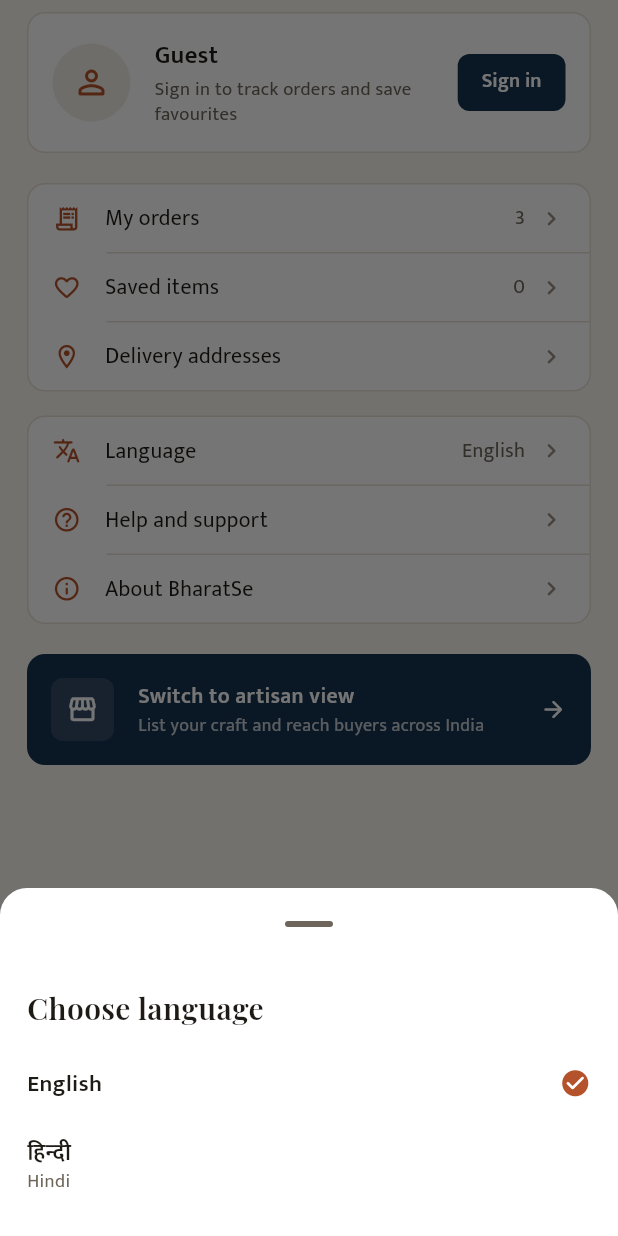
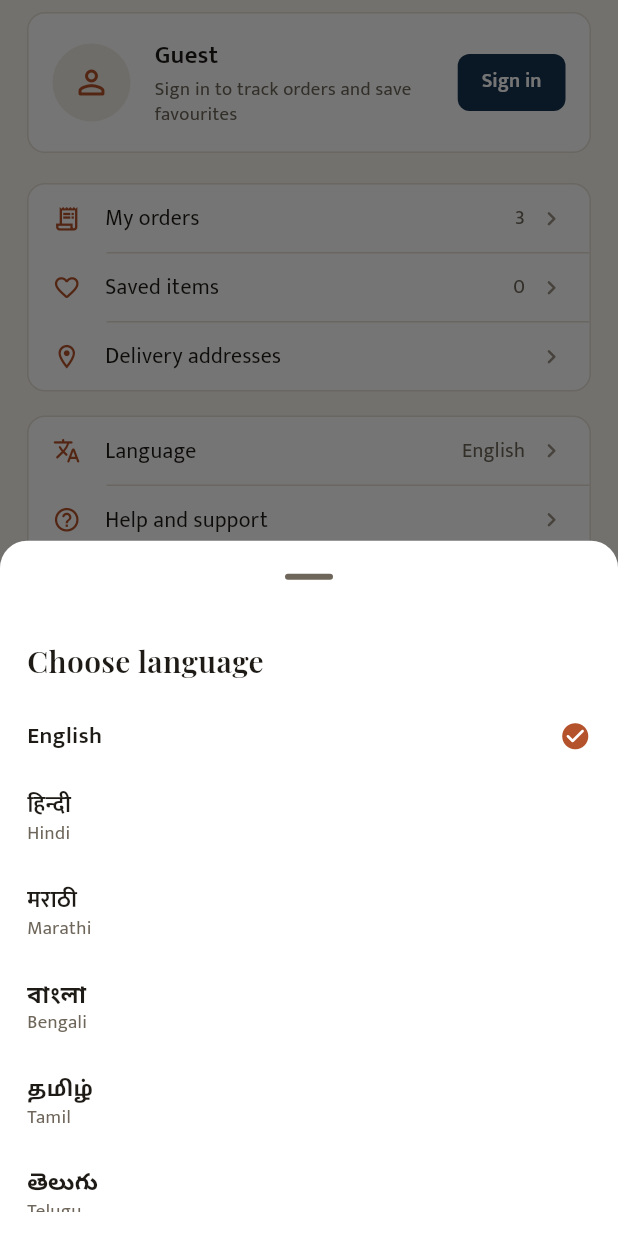
Before and after one commit to KabirKhanuja/BharatSe, a Flutter app: the ProfileScreen widget shown alone on an empty page, opened directly, after a tap on "Sign in", after a tap on the "logout" icon, after a tap on "Language", on a phone screen of 412 x 824 dp. Run offline on Flutter 3.47's test engine with Material 3 defaults, Android fonts, the phone set to English and light mode, and no system bars; our stand-ins replace connectivity_plus, drift, drift_flutter, image_picker, path_drawing, speech_to_text; missing offline and left inert: record; accounts and stored records are empty; generated files the repository leaves out were written again; network calls fail.

Commit message:
added language support 10 -
English
Hindi
Marathi
Bengali
Tamil
Telugu
Gujarati
Kannada
Odia
Punjabi

```diff
--- a/app/lib/features/buyer/profile/profile_screen.dart
+++ b/app/lib/features/buyer/profile/profile_screen.dart
@@ -12,24 +12,36 @@ class ProfileScreen extends StatelessWidget {
   @override
   Widget build(BuildContext context) {
     final app = context.app;
-    final s = context.s;
+    final s = ProfileStrings.of(app.lang);
 
     return ListView(
-      padding: const EdgeInsets.fromLTRB(Gap.page, Gap.sm, Gap.page, Gap.section),
+      padding: const EdgeInsets.fromLTRB(
+        Gap.page,
+        Gap.sm,
+        Gap.page,
+        Gap.section,
+      ),
       children: [
         _IdentityCard(),
         const SizedBox(height: Gap.xl),
-        _Group(children: [
-          _Tile(icon: Icons.receipt_long_outlined, label: s.myOrders, trailingText: '3'),
+        _Group(
+          children: [
+            _Tile(
+              icon: Icons.receipt_long_outlined,
+              label: s.myOrders,
+              trailingText: '3',
+            ),
             _Tile(
               icon: Icons.favorite_border_rounded,
               label: s.wishlist,
               trailingText: '${app.saved.length}',
             ),
             _Tile(icon: Icons.location_on_outlined, label: s.addresses),
-        ]),
+          ],
+        ),
         const SizedBox(height: Gap.lg),
-        _Group(children: [
+        _Group(
+          children: [
             _Tile(
               icon: Icons.translate_rounded,
               label: s.language,
@@ -38,7 +50,8 @@ class ProfileScreen extends StatelessWidget {
             ),
             _Tile(icon: Icons.help_outline_rounded, label: s.help),
             _Tile(icon: Icons.info_outline_rounded, label: s.about),
-        ]),
+          ],
+        ),
         const SizedBox(height: Gap.xl),
         _SellerCard(onTap: onSwitchToSeller),
       ],
@@ -47,23 +60,39 @@ class ProfileScreen extends StatelessWidget {
 
   static Future<void> _pickLanguage(BuildContext context) async {
     final app = context.app;
+    final copy = ProfileStrings.of(app.lang);
     await showModalBottomSheet<void>(
       context: context,
       backgroundColor: AppColors.white,
       shape: const RoundedRectangleBorder(
         borderRadius: BorderRadius.vertical(top: Radius.circular(18)),
       ),
-      builder: (sheetContext) => SafeArea(
+      builder: (sheetContext) {
+        final height = (MediaQuery.sizeOf(sheetContext).height * 0.8)
+            .clamp(320.0, 560.0)
+            .toDouble();
+
+        return SafeArea(
+          child: SizedBox(
+            height: height,
             child: Padding(
-          padding: const EdgeInsets.fromLTRB(Gap.page, Gap.xl, Gap.page, Gap.lg),
+              padding: const EdgeInsets.fromLTRB(
+                Gap.page,
+                Gap.xl,
+                Gap.page,
+                Gap.lg,
+              ),
               child: Column(
-            mainAxisSize: MainAxisSize.min,
                 crossAxisAlignment: CrossAxisAlignment.start,
                 children: [
-              Text(app.s.chooseLanguage, style: AppText.sectionTitleEn),
+                  Text(copy.chooseLanguage, style: AppText.sectionTitleEn),
                   const SizedBox(height: Gap.lg),
-              for (final lang in Lang.values)
-                InkWell(
+                  Expanded(
+                    child: ListView.builder(
+                      itemCount: Lang.values.length,
+                      itemBuilder: (context, index) {
+                        final lang = Lang.values[index];
+                        return InkWell(
                   onTap: () {
                     app.setLang(lang);
                     Navigator.of(sheetContext).pop();
@@ -77,25 +106,37 @@ class ProfileScreen extends StatelessWidget {
                           child: Column(
                             crossAxisAlignment: CrossAxisAlignment.start,
                             children: [
-                              Text(lang.nativeName,
-                                  style: AppText.body(15.5,
-                                      weight: FontWeight.w600)),
+                              Text(
+                                lang.nativeName,
+                                style: AppText.body(
+                                  15.5,
+                                  weight: FontWeight.w600,
+                                ),
+                              ),
                               if (lang.nativeName != lang.englishName)
                                 Text(lang.englishName, style: AppText.caption),
                             ],
                           ),
                         ),
                         if (app.lang == lang)
-                          const Icon(Icons.check_circle_rounded,
-                              color: AppColors.terracotta, size: 21),
+                          const Icon(
+                            Icons.check_circle_rounded,
+                            color: AppColors.terracotta,
+                            size: 21,
+                          ),
                       ],
                     ),
+                  ),
+                        );
+                      },
                     ),
                   ),
                 ],
               ),
             ),
           ),
+        );
+      },
     );
   }
 }
@@ -104,7 +145,7 @@ class _IdentityCard extends StatelessWidget {
   @override
   Widget build(BuildContext context) {
     final app = context.app;
-    final s = context.s;
+    final s = ProfileStrings.of(app.lang);
     final signedIn = app.signedIn;
 
     return Container(
@@ -130,11 +171,15 @@ class _IdentityCard extends StatelessWidget {
             child: Column(
               crossAxisAlignment: CrossAxisAlignment.start,
               children: [
-                Text(signedIn ? (app.name ?? '') : s.guestName,
-                    style: AppText.body(16.5, weight: FontWeight.w600)),
+                Text(
+                  signedIn ? (app.name ?? '') : s.guestName,
+                  style: AppText.body(16.5, weight: FontWeight.w600),
+                ),
                 const SizedBox(height: 2),
-                Text(signedIn ? '+91 98••• ••210' : s.guestSub,
-                    style: AppText.caption),
+                Text(
+                  signedIn ? '+91 98••• ••210' : s.guestSub,
+                  style: AppText.caption,
+                ),
               ],
             ),
           ),
@@ -147,9 +192,14 @@ class _IdentityCard extends StatelessWidget {
                 padding: const EdgeInsets.symmetric(horizontal: Gap.lg),
                 shape: const RoundedRectangleBorder(borderRadius: Radii.sm),
               ),
-              child: Text(s.signIn,
-                  style: AppText.body(13.5,
-                      weight: FontWeight.w600, color: AppColors.white)),
+              child: Text(
+                s.signIn,
+                style: AppText.body(
+                  13.5,
+                  weight: FontWeight.w600,
+                  color: AppColors.white,
+                ),
+              ),
             )
           else
             IconButton(
@@ -207,18 +257,26 @@ class _Tile extends StatelessWidget {
     return InkWell(
       onTap: onTap,
       child: Padding(
-        padding: const EdgeInsets.symmetric(horizontal: Gap.lg, vertical: Gap.md),
+        padding: const EdgeInsets.symmetric(
+          horizontal: Gap.lg,
+          vertical: Gap.md,
+        ),
         child: Row(
           children: [
             Icon(icon, size: 19, color: AppColors.terracotta),
             const SizedBox(width: Gap.lg),
             Expanded(child: Text(label, style: AppText.body(14.5))),
             if (trailingText != null)
-              Text(trailingText!,
-                  style: AppText.body(13.5, color: AppColors.inkMuted)),
+              Text(
+                trailingText!,
+                style: AppText.body(13.5, color: AppColors.inkMuted),
+              ),
             const SizedBox(width: Gap.sm),
-            const Icon(Icons.chevron_right_rounded,
-                size: 19, color: AppColors.inkFaint),
+            const Icon(
+              Icons.chevron_right_rounded,
+              size: 19,
+              color: AppColors.inkFaint,
+            ),
           ],
         ),
       ),
@@ -234,7 +292,7 @@ class _SellerCard extends StatelessWidget {
 
   @override
   Widget build(BuildContext context) {
-    final s = context.s;
+    final s = ProfileStrings.of(context.app.lang);
     return GestureDetector(
       onTap: onTap,
       child: Container(
@@ -252,27 +310,42 @@ class _SellerCard extends StatelessWidget {
                 color: AppColors.white.withValues(alpha: 0.12),
                 borderRadius: Radii.sm,
               ),
-              child: const Icon(Icons.storefront_outlined,
-                  color: AppColors.white, size: 21),
+              child: const Icon(
+                Icons.storefront_outlined,
+                color: AppColors.white,
+                size: 21,
+              ),
             ),
             const SizedBox(width: Gap.lg),
             Expanded(
               child: Column(
                 crossAxisAlignment: CrossAxisAlignment.start,
                 children: [
-                  Text(s.switchToSeller,
-                      style: AppText.body(14.5,
-                          weight: FontWeight.w600, color: AppColors.white)),
+                  Text(
+                    s.switchToSeller,
+                    style: AppText.body(
+                      14.5,
+                      weight: FontWeight.w600,
+                      color: AppColors.white,
+                    ),
+                  ),
                   const SizedBox(height: 2),
-                  Text(s.sellerModeSub,
-                      style: AppText.body(12,
+                  Text(
+                    s.sellerModeSub,
+                    style: AppText.body(
+                      12,
                       color: AppColors.white.withValues(alpha: 0.75),
-                          height: 1.3)),
+                      height: 1.3,
+                    ),
+                  ),
                 ],
               ),
             ),
-            const Icon(Icons.arrow_forward_rounded,
-                size: 18, color: AppColors.white),
+            const Icon(
+              Icons.arrow_forward_rounded,
+              size: 18,
+              color: AppColors.white,
+            ),
           ],
         ),
       ),
--- a/app/lib/l10n/lang.dart
+++ b/app/lib/l10n/lang.dart
@@ -5,7 +5,15 @@
 /// translated only where we have reviewed the wording.
 enum Lang {
   en('English', 'English'),
-  hi('हिन्दी', 'Hindi');
+  hi('हिन्दी', 'Hindi'),
+  mr('मराठी', 'Marathi'),
+  bn('বাংলা', 'Bengali'),
+  ta('தமிழ்', 'Tamil'),
+  te('తెలుగు', 'Telugu'),
+  gu('ગુજરાતી', 'Gujarati'),
+  kn('ಕನ್ನಡ', 'Kannada'),
+  od('ଓଡ଼ିଆ', 'Odia'),
+  pa('ਪੰਜਾਬੀ', 'Punjabi');
 
   const Lang(this.nativeName, this.englishName);
 
@@ -24,3 +32,202 @@ class T {
 
   String call(Lang lang) => lang == Lang.hi ? hi : en;
 }
+
+class ProfileStrings {
+  const ProfileStrings({
+    required this.myOrders,
+    required this.wishlist,
+    required this.addresses,
+    required this.language,
+    required this.help,
+    required this.about,
+    required this.switchToSeller,
+    required this.sellerModeSub,
+    required this.chooseLanguage,
+    required this.guestName,
+    required this.guestSub,
+    required this.signIn,
+  });
+
+  final String myOrders;
+  final String wishlist;
+  final String addresses;
+  final String language;
+  final String help;
+  final String about;
+  final String switchToSeller;
+  final String sellerModeSub;
+  final String chooseLanguage;
+  final String guestName;
+  final String guestSub;
+  final String signIn;
+
+  static const en = ProfileStrings(
+    myOrders: 'My orders',
+    wishlist: 'Saved items',
+    addresses: 'Delivery addresses',
+    language: 'Language',
+    help: 'Help and support',
+    about: 'About BharatSe',
+    switchToSeller: 'Switch to artisan view',
+    sellerModeSub: 'List your craft and reach buyers across India',
+    chooseLanguage: 'Choose language',
+    guestName: 'Guest',
+    guestSub: 'Sign in to track orders and save favourites',
+    signIn: 'Sign in',
+  );
+
+  static const hi = ProfileStrings(
+    myOrders: 'मेरे ऑर्डर',
+    wishlist: 'सहेजी गई चीज़ें',
+    addresses: 'डिलीवरी पते',
+    language: 'भाषा',
+    help: 'मदद और सहायता',
+    about: 'BharatSe के बारे में',
+    switchToSeller: 'कारीगर व्यू पर जाएँ',
+    sellerModeSub: 'अपना शिल्प डालें और पूरे भारत तक पहुँचें',
+    chooseLanguage: 'भाषा चुनें',
+    guestName: 'अतिथि',
+    guestSub: 'ऑर्डर देखने और पसंद सहेजने के लिए साइन इन करें',
+    signIn: 'साइन इन करें',
+  );
+
+  static const mr = ProfileStrings(
+    myOrders: 'माझ्या ऑर्डर्स',
+    wishlist: 'जतन केलेल्या वस्तू',
+    addresses: 'डिलिव्हरीचे पत्ते',
+    language: 'भाषा',
+    help: 'मदत आणि सहाय्य',
+    about: 'BharatSe विषयी',
+    switchToSeller: 'कारागीर दृश्यावर जा',
+    sellerModeSub: 'तुमची कला दाखवा आणि संपूर्ण भारतातील ग्राहकांपर्यंत पोहोचा',
+    chooseLanguage: 'भाषा निवडा',
+    guestName: 'पाहुणे',
+    guestSub: 'ऑर्डर पाहण्यासाठी आणि आवडीच्या वस्तू जतन करण्यासाठी साइन इन करा',
+    signIn: 'साइन इन करा',
+  );
+
+  static const bn = ProfileStrings(
+    myOrders: 'আমার অর্ডার',
+    wishlist: 'সংরক্ষিত পণ্য',
+    addresses: 'ডেলিভারি ঠিকানা',
+    language: 'ভাষা',
+    help: 'সাহায্য ও সহায়তা',
+    about: 'BharatSe সম্পর্কে',
+    switchToSeller: 'কারিগর ভিউতে যান',
+    sellerModeSub:
+        'আপনার কারুশিল্প তালিকাভুক্ত করে সারা ভারতের ক্রেতাদের কাছে পৌঁছান',
+    chooseLanguage: 'ভাষা নির্বাচন করুন',
+    guestName: 'অতিথি',
+    guestSub: 'অর্ডার দেখতে এবং পছন্দের জিনিস সংরক্ষণ করতে সাইন ইন করুন',
+    signIn: 'সাইন ইন করুন',
+  );
+
+  static const ta = ProfileStrings(
+    myOrders: 'எனது ஆர்டர்கள்',
+    wishlist: 'சேமித்த பொருட்கள்',
+    addresses: 'டெலிவரி முகவரிகள்',
+    language: 'மொழி',
+    help: 'உதவி மற்றும் ஆதரவு',
+    about: 'BharatSe பற்றி',
+    switchToSeller: 'கைவினைஞர் பார்வைக்கு மாறவும்',
+    sellerModeSub:
+        'உங்கள் கைவினையைப் பட்டியலிட்டு இந்தியா முழுவதும் வாங்குபவர்களை அடையுங்கள்',
+    chooseLanguage: 'மொழியைத் தேர்ந்தெடுக்கவும்',
+    guestName: 'விருந்தினர்',
+    guestSub:
+        'ஆர்டர்களைக் கண்காணிக்கவும் பிடித்தவற்றைச் சேமிக்கவும் உள்நுழையவும்',
+    signIn: 'உள்நுழைக',
+  );
+
+  static const te = ProfileStrings(
+    myOrders: 'నా ఆర్డర్లు',
+    wishlist: 'దాచిన వస్తువులు',
+    addresses: 'డెలివరీ చిరునామాలు',
+    language: 'భాష',
+    help: 'సహాయం మరియు మద్దతు',
+    about: 'BharatSe గురించి',
+    switchToSeller: 'కళాకారుల వీక్షణకు మారండి',
+    sellerModeSub: 'మీ కళను జాబితా చేసి భారతదేశంలోని కొనుగోలుదారులను చేరుకోండి',
+    chooseLanguage: 'భాషను ఎంచుకోండి',
+    guestName: 'అతిథి',
+    guestSub:
+        'ఆర్డర్లను చూడటానికి మరియు ఇష్టమైన వాటిని దాచుకోవడానికి సైన్ ఇన్ చేయండి',
+    signIn: 'సైన్ ఇన్',
+  );
+
+  static const gu = ProfileStrings(
+    myOrders: 'મારા ઓર્ડર',
+    wishlist: 'સાચવેલી વસ્તુઓ',
+    addresses: 'ડિલિવરી સરનામાં',
+    language: 'ભાષા',
+    help: 'મદદ અને સહાય',
+    about: 'BharatSe વિશે',
+    switchToSeller: 'કારીગર વ્યૂ પર જાઓ',
+    sellerModeSub: 'તમારી કળા મૂકો અને સમગ્ર ભારતના ખરીદદારો સુધી પહોંચો',
+    chooseLanguage: 'ભાષા પસંદ કરો',
+    guestName: 'મહેમાન',
+    guestSub: 'ઓર્ડર જોવા અને પસંદની વસ્તુઓ સાચવવા સાઇન ઇન કરો',
+    signIn: 'સાઇન ઇન કરો',
+  );
+
+  static const kn = ProfileStrings(
+    myOrders: 'ನನ್ನ ಆರ್ಡರ್‌ಗಳು',
+    wishlist: 'ಉಳಿಸಿದ ವಸ್ತುಗಳು',
+    addresses: 'ಡೆಲಿವರಿ ವಿಳಾಸಗಳು',
+    language: 'ಭಾಷೆ',
+    help: 'ಸಹಾಯ ಮತ್ತು ಬೆಂಬಲ',
+    about: 'BharatSe ಕುರಿತು',
+    switchToSeller: 'ಕುಶಲಕರ್ಮಿ ವೀಕ್ಷಣೆಗೆ ಬದಲಿಸಿ',
+    sellerModeSub: 'ನಿಮ್ಮ ಕರಕುಶಲವನ್ನು ಪಟ್ಟಿ ಮಾಡಿ ಭಾರತದಾದ್ಯಂತ ಗ್ರಾಹಕರನ್ನು ತಲುಪಿ',
+    chooseLanguage: 'ಭಾಷೆಯನ್ನು ಆಯ್ಕೆಮಾಡಿ',
+    guestName: 'ಅತಿಥಿ',
+    guestSub:
+        'ಆರ್ಡರ್‌ಗಳನ್ನು ನೋಡಲು ಮತ್ತು ಇಷ್ಟದ ವಸ್ತುಗಳನ್ನು ಉಳಿಸಲು ಸೈನ್ ಇನ್ ಮಾಡಿ',
+    signIn: 'ಸೈನ್ ಇನ್',
+  );
+
+  static const od = ProfileStrings(
+    myOrders: 'ମୋ ଅର୍ଡର',
+    wishlist: 'ସଞ୍ଚିତ ଜିନିଷ',
+    addresses: 'ଡେଲିଭରି ଠିକଣା',
+    language: 'ଭାଷା',
+    help: 'ସାହାଯ୍ୟ ଓ ସମର୍ଥନ',
+    about: 'BharatSe ବିଷୟରେ',
+    switchToSeller: 'କାରିଗର ଦୃଶ୍ୟକୁ ଯାଆନ୍ତୁ',
+    sellerModeSub:
+        'ଆପଣଙ୍କ ଶିଳ୍ପ ତାଲିକାଭୁକ୍ତ କରି ସାରା ଭାରତର ଗ୍ରାହକଙ୍କୁ ପହଞ୍ଚନ୍ତୁ',
+    chooseLanguage: 'ଭାଷା ବାଛନ୍ତୁ',
+    guestName: 'ଅତିଥି',
+    guestSub: 'ଅର୍ଡର ଦେଖିବା ଓ ପସନ୍ଦ ସଞ୍ଚୟ କରିବା ପାଇଁ ସାଇନ୍ ଇନ୍ କରନ୍ତୁ',
+    signIn: 'ସାଇନ୍ ଇନ୍ କରନ୍ତୁ',
+  );
+
+  static const pa = ProfileStrings(
+    myOrders: 'ਮੇਰੇ ਆਰਡਰ',
+    wishlist: 'ਸੰਭਾਲੀਆਂ ਚੀਜ਼ਾਂ',
+    addresses: 'ਡਿਲਿਵਰੀ ਪਤੇ',
+    language: 'ਭਾਸ਼ਾ',
+    help: 'ਮਦਦ ਅਤੇ ਸਹਾਇਤਾ',
+    about: 'BharatSe ਬਾਰੇ',
+    switchToSeller: 'ਕਾਰੀਗਰ ਵਿਊ ਤੇ ਜਾਓ',
+    sellerModeSub: 'ਆਪਣੀ ਕਲਾ ਸੂਚੀਬੱਧ ਕਰੋ ਅਤੇ ਭਾਰਤ ਭਰ ਦੇ ਖਰੀਦਦਾਰਾਂ ਤੱਕ ਪਹੁੰਚੋ',
+    chooseLanguage: 'ਭਾਸ਼ਾ ਚੁਣੋ',
+    guestName: 'ਮਹਿਮਾਨ',
+    guestSub: 'ਆਰਡਰ ਵੇਖਣ ਅਤੇ ਪਸੰਦ ਦੀਆਂ ਚੀਜ਼ਾਂ ਸੰਭਾਲਣ ਲਈ ਸਾਈਨ ਇਨ ਕਰੋ',
+    signIn: 'ਸਾਈਨ ਇਨ ਕਰੋ',
+  );
+
+  static ProfileStrings of(Lang lang) => switch (lang) {
+    Lang.en => en,
+    Lang.hi => hi,
+    Lang.mr => mr,
+    Lang.bn => bn,
+    Lang.ta => ta,
+    Lang.te => te,
+    Lang.gu => gu,
+    Lang.kn => kn,
+    Lang.od => od,
+    Lang.pa => pa,
+  };
+}
--- a/app/lib/l10n/strings.dart
+++ b/app/lib/l10n/strings.dart
@@ -457,7 +457,8 @@ class AppStrings {
     emptyOrders: 'अभी कोई ऑर्डर नहीं',
     emptyWishlist: 'अभी कुछ सहेजा नहीं गया',
     offlineNotice: 'इंटरनेट नहीं है। काम करते रहिए, कुछ नहीं खोएगा।',
-    offlineNoticeWithCount: 'इंटरनेट नहीं है। {n} चीज़ें फ़ोन में सुरक्षित हैं।',
+    offlineNoticeWithCount:
+        'इंटरनेट नहीं है। {n} चीज़ें फ़ोन में सुरक्षित हैं।',
     syncing: 'सिंक हो रहा है… {n} बची हैं',
     allSynced: 'सब कुछ सिंक हो गया',
     savedOnPhone: 'फ़ोन में सुरक्षित',
@@ -530,5 +531,10 @@ class AppStrings {
     categoryLabel: 'श्रेणी',
   );
 
-  static AppStrings of(Lang lang) => lang == Lang.hi ? hi : en;
+  /// English is the reviewed fallback while additional UI translations are
+  /// added. Data content still uses the selected language when available.
+  static AppStrings of(Lang lang) => switch (lang) {
+    Lang.hi => hi,
+    _ => en,
+  };
 }
```
Lines whose indentation alone changed are shown as unchanged.
